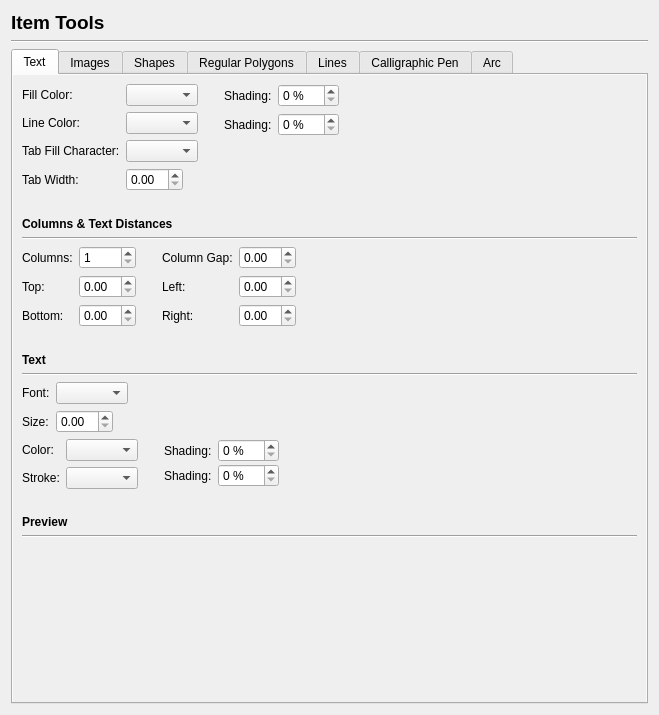
This is scribus/ui/prefs_itemtoolsbase.ui in scribusproject/scribus as Qt 5 draws it before an edit. The edited form follows.
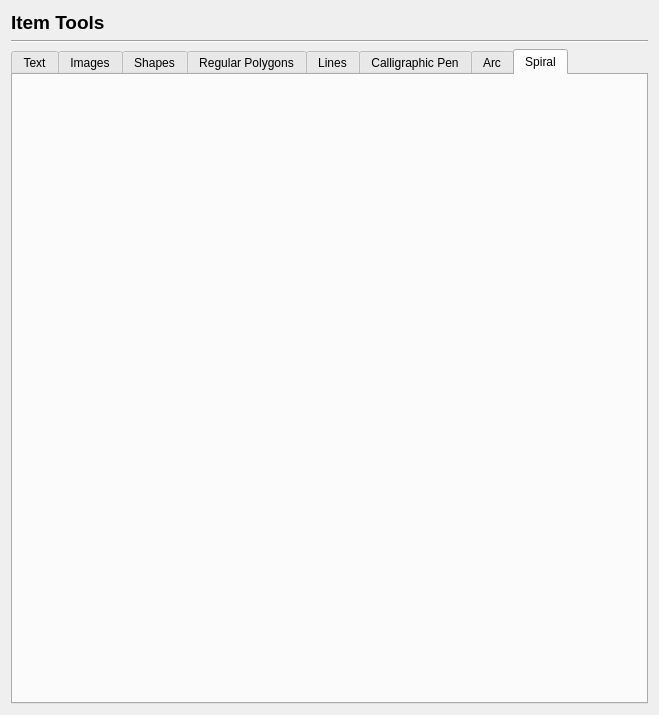
This is the edited form. The open tabs and pages were chosen to show the change. Custom widgets are drawn as their Qt base class.

Commit message: Added preferences settings widget for spirals.

```diff
--- a/scribus/ui/prefs_itemtoolsbase.ui
+++ b/scribus/ui/prefs_itemtoolsbase.ui
@@ -1487,6 +1487,46 @@
        </item>
       </layout>
      </widget>
+     <widget class="QWidget" name="tab_6">
+      <attribute name="title">
+       <string>Spiral</string>
+      </attribute>
+      <layout class="QVBoxLayout" name="verticalLayout_11">
+       <item>
+        <layout class="QHBoxLayout" name="horizontalLayout_12">
+         <item>
+          <widget class="SpiralWidget" name="spiralDisplay" native="true">
+           <property name="sizePolicy">
+            <sizepolicy hsizetype="Preferred" vsizetype="Preferred">
+             <horstretch>0</horstretch>
+             <verstretch>0</verstretch>
+            </sizepolicy>
+           </property>
+           <property name="minimumSize">
+            <size>
+             <width>100</width>
+             <height>100</height>
+            </size>
+           </property>
+          </widget>
+         </item>
+         <item>
+          <spacer name="horizontalSpacer_18">
+           <property name="orientation">
+            <enum>Qt::Horizontal</enum>
+           </property>
+           <property name="sizeHint" stdset="0">
+            <size>
+             <width>40</width>
+             <height>20</height>
+            </size>
+           </property>
+          </spacer>
+         </item>
+        </layout>
+       </item>
+      </layout>
+     </widget>
     </widget>
    </item>
   </layout>
@@ -1534,6 +1574,12 @@
    <header>ui/arcwidget.h</header>
    <container>1</container>
   </customwidget>
+  <customwidget>
+   <class>SpiralWidget</class>
+   <extends>QWidget</extends>
+   <header>ui/spiralwidget.h</header>
+   <container>1</container>
+  </customwidget>
  </customwidgets>
  <tabstops>
   <tabstop>tabWidget</tabstop>
```
The commit also changes 5 other files.
